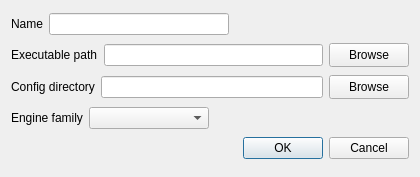
Above: Forms/EngineDialog.ui from Youda008/DoomRunner before the change. Below: the same form after it.
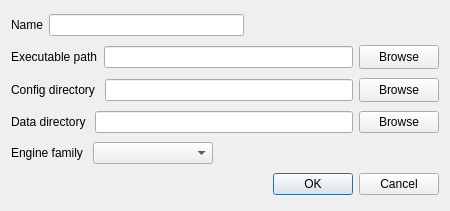
That is the form after the change. Icons and pictures are not drawn.

Commit message: added data directory to the engine attributes + auto-detection from exe version info

Patch:
```diff
--- a/Forms/EngineDialog.ui
+++ b/Forms/EngineDialog.ui
@@ -9,8 +9,8 @@
    <rect>
     <x>0</x>
     <y>0</y>
-    <width>420</width>
-    <height>177</height>
+    <width>450</width>
+    <height>211</height>
    </rect>
   </property>
   <property name="windowTitle">
@@ -18,7 +18,7 @@
   </property>
   <layout class="QVBoxLayout" name="verticalLayout">
    <item>
-    <layout class="QHBoxLayout" name="horizontalLayout_2" stretch="0,1,1">
+    <layout class="QHBoxLayout" name="horizontalLayout_1" stretch="0,1,1">
      <item>
       <widget class="QLabel" name="nameLabel">
        <property name="text">
@@ -49,19 +49,23 @@
     </layout>
    </item>
    <item>
-    <layout class="QHBoxLayout" name="horizontalLayout">
+    <layout class="QHBoxLayout" name="horizontalLayout_2">
      <item>
-      <widget class="QLabel" name="pathLabel">
+      <widget class="QLabel" name="executableLabel">
+       <property name="toolTip">
+        <string>Path to the engine's executable file.
+If you're trying to add an Flatpak version of the Doom engine, you need to enter the path where the Flatpak installed the executable, most probably in /var/lib/flatpak/app/...</string>
+       </property>
        <property name="text">
         <string>Executable path</string>
        </property>
       </widget>
      </item>
      <item>
-      <widget class="QLineEdit" name="pathLine"/>
+      <widget class="QLineEdit" name="executableLine"/>
      </item>
      <item>
-      <widget class="QPushButton" name="browseEngineBtn">
+      <widget class="QPushButton" name="browseExecutableBtn">
        <property name="minimumSize">
         <size>
          <width>0</width>
@@ -84,7 +88,7 @@
      <item>
       <widget class="QLabel" name="configDirLabel">
        <property name="text">
-        <string>Config directory</string>
+        <string>&lt;html&gt;&lt;head/&gt;&lt;body&gt;&lt;p&gt;Config directory &lt;img src=&quot;:/Help.12.png&quot;/&gt;&lt;/p&gt;&lt;/body&gt;&lt;/html&gt;</string>
        </property>
       </widget>
      </item>
@@ -113,9 +117,40 @@
    <item>
     <layout class="QHBoxLayout" name="horizontalLayout_4">
      <item>
+      <widget class="QLabel" name="dataDirLabel">
+       <property name="toolTip">
+        <string>&lt;html&gt;&lt;head/&gt;&lt;body&gt;&lt;p&gt;Directory where the engine stores its data files (&lt;span style=&quot; color:#707070;&quot;&gt;.zds&lt;/span&gt; save files, &lt;span style=&quot; color:#707070;&quot;&gt;.lmp&lt;/span&gt; demo files, ...).&lt;/p&gt;&lt;p&gt;In most cases this will be the same directory as the Config directory.&lt;br/&gt;The only exception is the latest GZDoom on Windows (thanks Graph!) which stores them in &lt;span style=&quot; color:#707070;&quot;&gt;&amp;quot;Saved Games\GZDoom\iwad_name&amp;quot;&lt;/span&gt;.&lt;/p&gt;&lt;p&gt;&lt;span style=&quot; color:#ff0000;&quot;&gt;Red text&lt;/span&gt; means the directory doesn't exist and you should fix it.&lt;br/&gt;&lt;span style=&quot; color:#008000;&quot;&gt;Green text&lt;/span&gt; means the directory doesn't exist, but it will probably be created by the engine on the first start.&lt;/p&gt;&lt;p&gt;If you are not sure, leave it at the auto-detected value.&lt;/p&gt;&lt;/body&gt;&lt;/html&gt;</string>
+       </property>
+       <property name="whatsThis">
+        <string>&lt;html&gt;&lt;head/&gt;&lt;body&gt;&lt;p&gt;Directory where the engine stores its data files (&lt;span style=&quot; color:#707070;&quot;&gt;.zds&lt;/span&gt; save files, &lt;span style=&quot; color:#707070;&quot;&gt;.lmp&lt;/span&gt; demo files, ...).&lt;/p&gt;&lt;p&gt;In most cases this will be the same directory as the Config directory.&lt;br/&gt;The only exception is the latest GZDoom on Windows (thanks Graph!) which stores them in &lt;span style=&quot; color:#707070;&quot;&gt;&amp;quot;Saved Games\GZDoom\iwad_name&amp;quot;&lt;/span&gt;.&lt;/p&gt;&lt;p&gt;&lt;span style=&quot; color:#ff0000;&quot;&gt;Red text&lt;/span&gt; means the directory doesn't exist and you should fix it.&lt;br/&gt;&lt;span style=&quot; color:#008000;&quot;&gt;Green text&lt;/span&gt; means the directory doesn't exist, but it will probably be created by the engine on the first start.&lt;/p&gt;&lt;p&gt;If you are not sure, leave it at the auto-detected value.&lt;/p&gt;&lt;/body&gt;&lt;/html&gt;</string>
+       </property>
+       <property name="text">
+        <string>&lt;html&gt;&lt;head/&gt;&lt;body&gt;&lt;p&gt;Data directory &lt;img src=&quot;:/Help.12.png&quot;/&gt;&lt;/p&gt;&lt;/body&gt;&lt;/html&gt;</string>
+       </property>
+      </widget>
+     </item>
+     <item>
+      <widget class="QLineEdit" name="dataDirLine"/>
+     </item>
+     <item>
+      <widget class="QPushButton" name="browseDataDirBtn">
+       <property name="text">
+        <string>Browse</string>
+       </property>
+       <property name="icon">
+        <iconset resource="../Resources/Resources.qrc">
+         <normaloff>:/BrowseDir.png</normaloff>:/BrowseDir.png</iconset>
+       </property>
+      </widget>
+     </item>
+    </layout>
+   </item>
+   <item>
+    <layout class="QHBoxLayout" name="horizontalLayout_5">
+     <item>
       <widget class="QLabel" name="familyLabel">
        <property name="text">
-        <string>Engine family</string>
+        <string>&lt;html&gt;&lt;head/&gt;&lt;body&gt;&lt;p&gt;Engine family &lt;img src=&quot;:/Help.12.png&quot;/&gt;&lt;/p&gt;&lt;/body&gt;&lt;/html&gt;</string>
        </property>
       </widget>
      </item>
```
Left out of the diff: 14 changed lines with no effect on the pictures. The commit also changes 16 other files.
